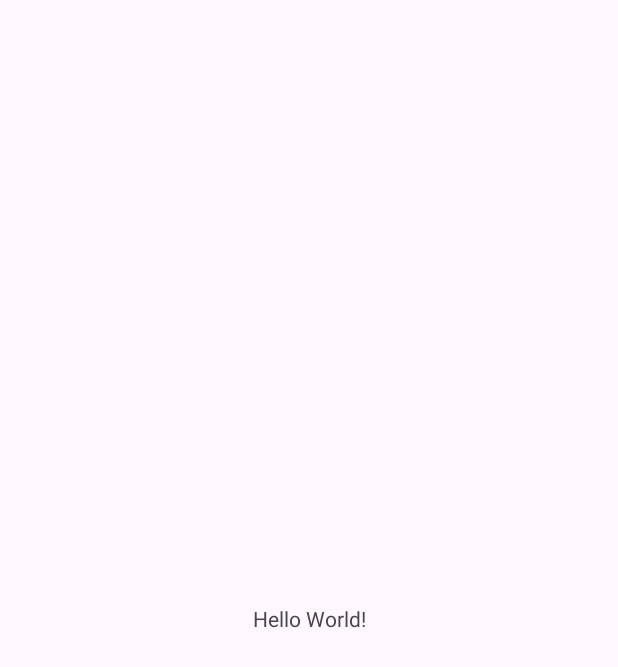
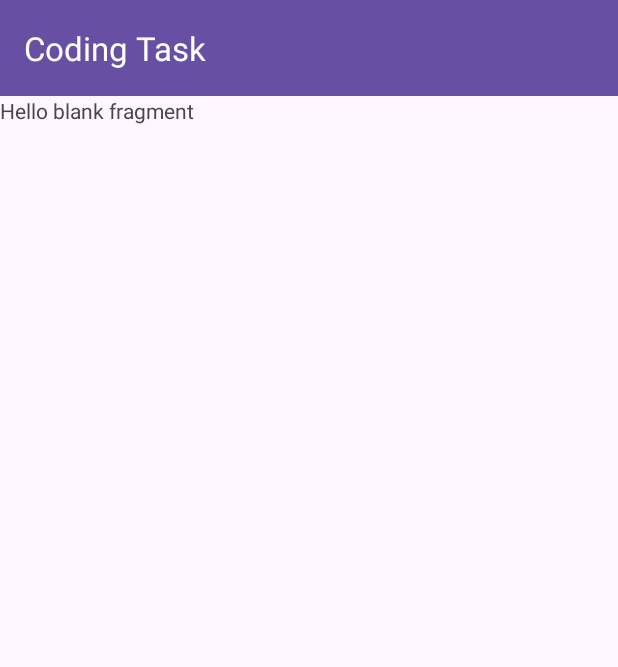
Before and after one commit to suresh000/coding_task, an Android app: the screen it shows after launch (MainActivity), on a phone screen of 412 x 824 dp. Before the commit the part shown is almost empty. Shown: the top 667 px of the screen. Run offline under Robolectric (Android 15) with nearby library versions, the phone set to English and light mode, and no system bars; our stand-ins replace data binding.

Commit message:
Setup main activity

```diff
--- /dev/null
+++ b/app/src/main/java/com/techjet/codingtask/AppNavigation.kt
@@ -0,0 +1,45 @@
+package com.techjet.codingtask
+
+import android.app.Activity
+import android.view.View
+import androidx.navigation.NavController
+import androidx.navigation.NavDirections
+import androidx.navigation.Navigation
+import androidx.navigation.navOptions
+
+object AppNavigation {
+
+    fun navigate(activity: Activity, navDirections: NavDirections) {
+        val navController = Navigation.findNavController(activity, R.id.nav_host_fragment)
+        navController.navigate(navDirections, navOptions {
+            anim {
+                enter = R.anim.slide_in_from_right
+                exit = R.anim.slide_out_to_left
+            }
+            launchSingleTop = true
+        })
+    }
+
+    fun popBackStack(activity: Activity) {
+        val navController = Navigation.findNavController(activity, R.id.nav_host_fragment)
+        navController.popBackStack()
+    }
+
+    fun popBackStack(view: View) {
+        val navController = Navigation.findNavController(view)
+        navController.popBackStack()
+    }
+
+    fun navigateUp(view: View) {
+        Navigation.findNavController(view).navigateUp()
+    }
+
+    fun navigateUp(activity: Activity) {
+        Navigation.findNavController(activity, R.id.nav_host_fragment).navigateUp()
+    }
+
+    fun navigateUp(navController: NavController) {
+        navController.navigateUp()
+    }
+
+}
--- /dev/null
+++ b/app/src/main/java/com/techjet/codingtask/base/BaseActivity.kt
@@ -0,0 +1,12 @@
+package com.techjet.codingtask.base
+
+import android.os.Bundle
+import androidx.appcompat.app.AppCompatActivity
+
+abstract class BaseActivity : AppCompatActivity() {
+
+    override fun onCreate(savedInstanceState: Bundle?) {
+        super.onCreate(savedInstanceState)
+    }
+
+}
--- /dev/null
+++ b/app/src/main/java/com/techjet/codingtask/base/BaseFragment.kt
@@ -0,0 +1,7 @@
+package com.techjet.codingtask.base
+
+import androidx.fragment.app.Fragment
+
+abstract class BaseFragment : Fragment() {
+
+}
--- /dev/null
+++ b/app/src/main/java/com/techjet/codingtask/base/BaseViewModel.kt
@@ -0,0 +1,7 @@
+package com.bajrangbali.stories.base
+
+import androidx.lifecycle.ViewModel
+
+open class BaseViewModel : ViewModel() {
+
+}
--- /dev/null
+++ b/app/src/main/java/com/techjet/codingtask/view/list/ListFragment.kt
@@ -0,0 +1,25 @@
+package com.techjet.codingtask.view.list
+
+import android.os.Bundle
+import android.view.LayoutInflater
+import android.view.View
+import android.view.ViewGroup
+import com.techjet.codingtask.R
+import com.techjet.codingtask.base.BaseFragment
+
+
+class ListFragment : BaseFragment() {
+
+    override fun onCreate(savedInstanceState: Bundle?) {
+        super.onCreate(savedInstanceState)
+    }
+
+    override fun onCreateView(
+        inflater: LayoutInflater, container: ViewGroup?,
+        savedInstanceState: Bundle?
+    ): View? {
+        // Inflate the layout for this fragment
+        return inflater.inflate(R.layout.fragment_list, container, false)
+    }
+
+}
--- a/app/src/main/java/com/techjet/codingtask/view/main/MainActivity.kt
+++ b/app/src/main/java/com/techjet/codingtask/view/main/MainActivity.kt
@@ -1,14 +1,64 @@
 package com.techjet.codingtask.view.main
 
 import android.os.Bundle
-import androidx.appcompat.app.AppCompatActivity
+import androidx.core.content.ContextCompat
+import androidx.databinding.DataBindingUtil
+import androidx.lifecycle.ViewModelProvider
+import androidx.navigation.NavController
+import androidx.navigation.fragment.NavHostFragment
+import com.techjet.codingtask.AppNavigation
 import com.techjet.codingtask.R
+import com.techjet.codingtask.base.BaseActivity
+import com.techjet.codingtask.databinding.ActivityMainBinding
 
-class MainActivity : AppCompatActivity() {
+class MainActivity : BaseActivity() {
+
+    private lateinit var mBinding: ActivityMainBinding
+    private lateinit var mVm: MainViewModel
+    private lateinit var navHostFragment: NavHostFragment
+    private lateinit var navController: NavController
 
     override fun onCreate(savedInstanceState: Bundle?) {
         super.onCreate(savedInstanceState)
-        setContentView(R.layout.activity_main)
+        mBinding = DataBindingUtil.setContentView(this, R.layout.activity_main)
+
+        mVm = ViewModelProvider(this)[MainViewModel::class.java]
+        mBinding.vm = mVm
+
+        navHostFragment =
+            supportFragmentManager.findFragmentById(R.id.nav_host_fragment) as NavHostFragment
+        navController = navHostFragment.navController
+        navController.addOnDestinationChangedListener(navDestinationListener)
+    }
+
+    private val navDestinationListener =
+        NavController.OnDestinationChangedListener { controller, destination, arguments ->
+            when (destination.id) {
+                R.id.listFragment -> {
+                    updateUI(
+                        resources.getString(R.string.app_name),
+                        isBack = false
+                    )
+                }
+                else -> {
+
+                }
+            }
+        }
+
+    private fun updateUI(
+        title: String,
+        isBack: Boolean = false
+    ) {
+        mVm.title.set(title)
+
+        if (isBack) {
+            mBinding.toolbar.navigationIcon =
+                ContextCompat.getDrawable(this, R.drawable.ic_close)
+            mBinding.toolbar.setNavigationOnClickListener { AppNavigation.navigateUp(navController) }
+        } else {
+            mBinding.toolbar.navigationIcon = null
+        }
     }
 
 }
--- /dev/null
+++ b/app/src/main/java/com/techjet/codingtask/view/main/MainViewModel.kt
@@ -0,0 +1,11 @@
+package com.techjet.codingtask.view.main
+
+import androidx.databinding.ObservableField
+import com.bajrangbali.stories.base.BaseViewModel
+
+class MainViewModel : BaseViewModel() {
+
+    @JvmField
+    val title = ObservableField<String>()
+
+}
--- /dev/null
+++ b/app/src/main/res/anim/slide_in_from_right.xml
@@ -0,0 +1,9 @@
+<?xml version="1.0" encoding="utf-8"?>
+<set xmlns:android="http://schemas.android.com/apk/res/android" >
+
+    <translate
+        android:duration="300"
+        android:fromXDelta="100%p"
+        android:toXDelta="0" />
+
+</set>
--- /dev/null
+++ b/app/src/main/res/anim/slide_out_to_left.xml
@@ -0,0 +1,9 @@
+<?xml version="1.0" encoding="utf-8"?>
+<set xmlns:android="http://schemas.android.com/apk/res/android" >
+
+    <translate
+        android:duration="300"
+        android:fromXDelta="0"
+        android:toXDelta="-100%p" />
+
+</set>
--- /dev/null
+++ b/app/src/main/res/drawable/ic_close.xml
@@ -0,0 +1,9 @@
+<vector xmlns:android="http://schemas.android.com/apk/res/android"
+    android:width="24dp"
+    android:height="24dp"
+    android:viewportWidth="960"
+    android:viewportHeight="960">
+    <path
+        android:fillColor="?colorOnPrimary"
+        android:pathData="M480,536 L284,732q-11,11 -28,11t-28,-11q-11,-11 -11,-28t11,-28l196,-196 -196,-196q-11,-11 -11,-28t11,-28q11,-11 28,-11t28,11l196,196 196,-196q11,-11 28,-11t28,11q11,11 11,28t-11,28L536,480l196,196q11,11 11,28t-11,28q-11,11 -28,11t-28,-11L480,536Z" />
+</vector>
--- a/app/src/main/res/layout/activity_main.xml
+++ b/app/src/main/res/layout/activity_main.xml
@@ -1,18 +1,42 @@
 <?xml version="1.0" encoding="utf-8"?>
-<androidx.constraintlayout.widget.ConstraintLayout xmlns:android="http://schemas.android.com/apk/res/android"
+<layout xmlns:android="http://schemas.android.com/apk/res/android"
     xmlns:app="http://schemas.android.com/apk/res-auto"
-    xmlns:tools="http://schemas.android.com/tools"
-    android:layout_width="match_parent"
-    android:layout_height="match_parent"
-    tools:context=".view.main.MainActivity">
+    xmlns:tools="http://schemas.android.com/tools">
 
-    <TextView
-        android:layout_width="wrap_content"
-        android:layout_height="wrap_content"
-        android:text="Hello World!"
-        app:layout_constraintBottom_toBottomOf="parent"
-        app:layout_constraintEnd_toEndOf="parent"
-        app:layout_constraintStart_toStartOf="parent"
-        app:layout_constraintTop_toTopOf="parent" />
+    <data>
 
-</androidx.constraintlayout.widget.ConstraintLayout>
+        <variable
+            name="vm"
+            type="com.techjet.codingtask.view.main.MainViewModel" />
+    </data>
+
+    <androidx.coordinatorlayout.widget.CoordinatorLayout
+        android:layout_width="match_parent"
+        android:layout_height="match_parent">
+
+        <com.google.android.material.appbar.AppBarLayout
+            android:layout_width="match_parent"
+            android:layout_height="wrap_content">
+
+            <com.google.android.material.appbar.MaterialToolbar
+                android:id="@+id/toolbar"
+                android:layout_width="match_parent"
+                android:layout_height="wrap_content"
+                android:background="?colorPrimary"
+                app:title="@{vm.title}"
+                app:titleTextColor="?colorOnPrimary" />
+
+        </com.google.android.material.appbar.AppBarLayout>
+
+        <androidx.fragment.app.FragmentContainerView
+            android:id="@+id/nav_host_fragment"
+            android:name="androidx.navigation.fragment.NavHostFragment"
+            android:layout_width="match_parent"
+            android:layout_height="match_parent"
+            app:defaultNavHost="true"
+            app:layout_behavior="com.google.android.material.appbar.AppBarLayout$ScrollingViewBehavior"
+            app:navGraph="@navigation/nav_graph" />
+
+    </androidx.coordinatorlayout.widget.CoordinatorLayout>
+
+</layout>
--- /dev/null
+++ b/app/src/main/res/layout/fragment_list.xml
@@ -0,0 +1,14 @@
+<?xml version="1.0" encoding="utf-8"?>
+<FrameLayout xmlns:android="http://schemas.android.com/apk/res/android"
+    xmlns:tools="http://schemas.android.com/tools"
+    android:layout_width="match_parent"
+    android:layout_height="match_parent"
+    tools:context=".view.list.ListFragment">
+
+    <!-- TODO: Update blank fragment layout -->
+    <TextView
+        android:layout_width="match_parent"
+        android:layout_height="match_parent"
+        android:text="@string/hello_blank_fragment" />
+
+</FrameLayout>
--- /dev/null
+++ b/app/src/main/res/navigation/nav_graph.xml
@@ -0,0 +1,13 @@
+<?xml version="1.0" encoding="utf-8"?>
+<navigation xmlns:android="http://schemas.android.com/apk/res/android"
+    xmlns:app="http://schemas.android.com/apk/res-auto"
+    xmlns:tools="http://schemas.android.com/tools"
+    android:id="@+id/nav_graph"
+    app:startDestination="@id/listFragment">
+
+    <fragment
+        android:id="@+id/listFragment"
+        android:name="com.techjet.codingtask.view.list.ListFragment"
+        android:label="fragment_list"
+        tools:layout="@layout/fragment_list" />
+</navigation>
--- a/app/src/main/res/values/strings.xml
+++ b/app/src/main/res/values/strings.xml
@@ -1,3 +1,5 @@
 <resources>
     <string name="app_name">Coding Task</string>
+    <!-- TODO: Remove or change this placeholder text -->
+    <string name="hello_blank_fragment">Hello blank fragment</string>
 </resources>
```
